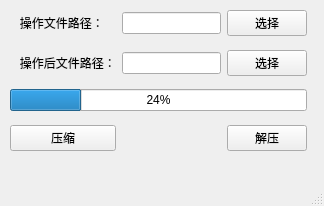
First picture: the form in mainwindow.ui, repository Trisenna/Comperssion, before the edit.
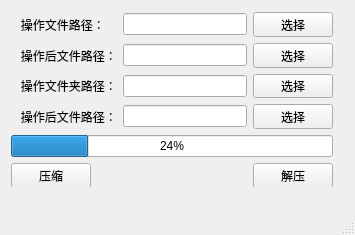
Second picture: the form after the edit.

Commit message: 老师又提了些要求，只是简单实现了文件夹中的多文件压缩，但实现时为简化操作删除压缩率功能，破坏了进度条功能，算是负优化

Diff of the .ui file:
```diff
--- a/mainwindow.ui
+++ b/mainwindow.ui
@@ -6,148 +6,147 @@
    <rect>
     <x>0</x>
     <y>0</y>
-    <width>324</width>
-    <height>206</height>
+    <width>355</width>
+    <height>235</height>
    </rect>
   </property>
   <property name="windowTitle">
    <string>MainWindow</string>
   </property>
   <widget class="QWidget" name="centralwidget">
-   <widget class="QWidget" name="layoutWidget">
+   <widget class="QWidget" name="">
     <property name="geometry">
      <rect>
-      <x>10</x>
-      <y>10</y>
-      <width>297</width>
-      <height>141</height>
+      <x>11</x>
+      <y>12</y>
+      <width>322</width>
+      <height>175</height>
      </rect>
     </property>
     <layout class="QGridLayout" name="gridLayout">
-     <item row="6" column="1">
-      <spacer name="horizontalSpacer">
-       <property name="orientation">
-        <enum>Qt::Horizontal</enum>
-       </property>
-       <property name="sizeHint" stdset="0">
-        <size>
-         <width>40</width>
-         <height>20</height>
-        </size>
-       </property>
-      </spacer>
-     </item>
-     <item row="1" column="2">
-      <spacer name="verticalSpacer_2">
-       <property name="orientation">
-        <enum>Qt::Vertical</enum>
-       </property>
-       <property name="sizeHint" stdset="0">
-        <size>
-         <width>20</width>
-         <height>40</height>
-        </size>
-       </property>
-      </spacer>
-     </item>
-     <item row="6" column="0">
-      <widget class="QPushButton" name="pushButton_compression">
-       <property name="text">
-        <string>压缩</string>
-       </property>
-      </widget>
-     </item>
-     <item row="0" column="3">
-      <widget class="QPushButton" name="pushButton_open">
-       <property name="text">
-        <string>选择</string>
-       </property>
-      </widget>
-     </item>
-     <item row="0" column="0">
+     <item row="0" column="0" colspan="2">
       <widget class="QLabel" name="label">
        <property name="text">
         <string>   操作文件路径：</string>
        </property>
       </widget>
      </item>
-     <item row="2" column="0">
+     <item row="0" column="2" colspan="2">
+      <widget class="QLineEdit" name="lineEdit">
+       <property name="readOnly">
+        <bool>true</bool>
+       </property>
+      </widget>
+     </item>
+     <item row="0" column="4">
+      <widget class="QPushButton" name="pushButton_open">
+       <property name="text">
+        <string>选择</string>
+       </property>
+      </widget>
+     </item>
+     <item row="1" column="0" colspan="2">
       <widget class="QLabel" name="label_2">
        <property name="text">
         <string>   操作后文件路径：</string>
        </property>
       </widget>
      </item>
-     <item row="4" column="0" colspan="4">
+     <item row="1" column="2" colspan="2">
+      <widget class="QLineEdit" name="lineEdit_2"/>
+     </item>
+     <item row="1" column="4">
+      <widget class="QPushButton" name="pushButton">
+       <property name="text">
+        <string>选择</string>
+       </property>
+      </widget>
+     </item>
+     <item row="2" column="0" colspan="2">
+      <widget class="QLabel" name="label_5">
+       <property name="text">
+        <string>   操作文件夹路径：</string>
+       </property>
+      </widget>
+     </item>
+     <item row="2" column="2" colspan="2">
+      <widget class="QLineEdit" name="lineEdit_5">
+       <property name="readOnly">
+        <bool>true</bool>
+       </property>
+      </widget>
+     </item>
+     <item row="2" column="4">
+      <widget class="QPushButton" name="pushButton_open_3">
+       <property name="text">
+        <string>选择</string>
+       </property>
+      </widget>
+     </item>
+     <item row="3" column="0" colspan="2">
+      <widget class="QLabel" name="label_6">
+       <property name="text">
+        <string>   操作后文件路径：</string>
+       </property>
+      </widget>
+     </item>
+     <item row="3" column="2" colspan="2">
+      <widget class="QLineEdit" name="lineEdit_6"/>
+     </item>
+     <item row="3" column="4">
+      <widget class="QPushButton" name="pushButton_3">
+       <property name="text">
+        <string>选择</string>
+       </property>
+      </widget>
+     </item>
+     <item row="4" column="0" colspan="5">
       <widget class="QProgressBar" name="progressBar">
        <property name="value">
         <number>24</number>
        </property>
       </widget>
      </item>
-     <item row="5" column="1">
-      <spacer name="verticalSpacer">
+     <item row="5" column="0">
+      <widget class="QPushButton" name="pushButton_compression">
+       <property name="text">
+        <string>压缩</string>
+       </property>
+      </widget>
+     </item>
+     <item row="5" column="1" colspan="2">
+      <spacer name="horizontalSpacer">
        <property name="orientation">
-        <enum>Qt::Vertical</enum>
+        <enum>Qt::Horizontal</enum>
        </property>
        <property name="sizeHint" stdset="0">
         <size>
-         <width>20</width>
-         <height>40</height>
+         <width>40</width>
+         <height>20</height>
         </size>
        </property>
       </spacer>
      </item>
-     <item row="3" column="0">
-      <spacer name="verticalSpacer_3">
+     <item row="5" column="3">
+      <spacer name="horizontalSpacer_2">
        <property name="orientation">
-        <enum>Qt::Vertical</enum>
+        <enum>Qt::Horizontal</enum>
        </property>
        <property name="sizeHint" stdset="0">
         <size>
-         <width>20</width>
-         <height>40</height>
+         <width>40</width>
+         <height>20</height>
         </size>
        </property>
       </spacer>
      </item>
-     <item row="6" column="3">
+     <item row="5" column="4">
       <widget class="QPushButton" name="pushButton_decompression">
        <property name="text">
         <string>解压</string>
        </property>
       </widget>
      </item>
-     <item row="6" column="2">
-      <spacer name="horizontalSpacer_2">
-       <property name="orientation">
-        <enum>Qt::Horizontal</enum>
-       </property>
-       <property name="sizeHint" stdset="0">
-        <size>
-         <width>40</width>
-         <height>20</height>
-        </size>
-       </property>
-      </spacer>
-     </item>
-     <item row="0" column="1" colspan="2">
-      <widget class="QLineEdit" name="lineEdit">
-       <property name="readOnly">
-        <bool>true</bool>
-       </property>
-      </widget>
-     </item>
-     <item row="2" column="1" colspan="2">
-      <widget class="QLineEdit" name="lineEdit_2"/>
-     </item>
-     <item row="2" column="3">
-      <widget class="QPushButton" name="pushButton">
-       <property name="text">
-        <string>选择</string>
-       </property>
-      </widget>
-     </item>
     </layout>
    </widget>
   </widget>
```
Left out of the diff: 2 changed lines with no effect on the pictures. The commit also changes 5 other files.
